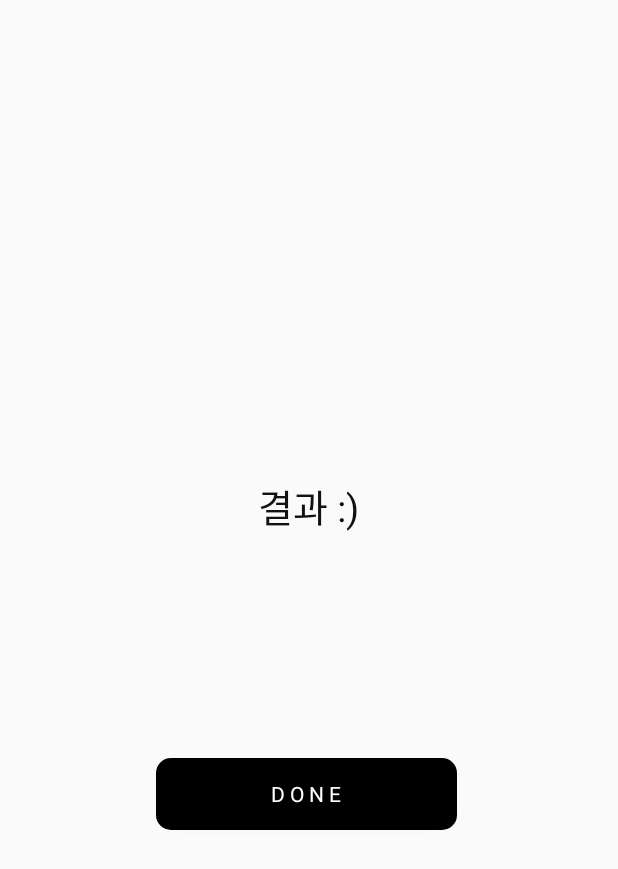
After one commit to pponyoponyo/PBL2Final, an Android app: the PushActivity screen opened directly, with no data from a screen before it, on a phone screen of 412 x 824 dp. The commit adds this screen. Shown: the top 869 px of the screen. Run offline under Robolectric (Android 15) with nearby library versions, the phone set to English and light mode, and no system bars; Roboto replaces fonts that are not available here; 1 statement that could not run was skipped.

Commit message:
코드 정리중 1

```diff
--- a/app/src/main/AndroidManifest.xml
+++ b/app/src/main/AndroidManifest.xml
@@ -11,7 +11,16 @@
         android:roundIcon="@mipmap/ic_launcher_round"
         android:supportsRtl="true"
         android:theme="@style/AppTheme">
-        <activity android:name=".Activity.ResultActivity"></activity>
+        <activity android:name=".Activity.PushActivity">
+            <intent-filter>
+                <action android:name="android.intent.action.SEND" />
+
+                <category android:name="android.intent.category.DEFAULT" />
+
+                <data android:mimeType="text/plain" />
+            </intent-filter>
+        </activity>
+        <activity android:name=".Activity.ResultActivity" />
         <activity android:name=".Activity.ProcessActivity" />
         <activity
             android:name=".Activity.PopupActivity"
@@ -25,15 +34,7 @@
             </intent-filter>
         </activity>
         <activity android:name=".Activity.MainActivity">
-            <intent-filter>
-                <action android:name="android.intent.action.SEND" />
-
-                <category android:name="android.intent.category.DEFAULT" />
-
-                <data android:mimeType="text/plain" />
-            </intent-filter>
         </activity>
     </application>
 
-
 </manifest>
--- a/app/src/main/java/com/example/pbl2final/Activity/MainActivity.java
+++ b/app/src/main/java/com/example/pbl2final/Activity/MainActivity.java
@@ -27,7 +27,7 @@ public class MainActivity extends BaseActivity {
         FirebaseDatabase database = FirebaseDatabase.getInstance();
         DatabaseReference dbRef = database.getReference("DB");
 
-        int n =0 ;
+        int n =6 ;
         dbRef.child("URL"+n).setValue("diaryofagameaddict.com\n");
         n++;
         dbRef.child("URL"+n).setValue("espdesign.com.au\n");
@@ -41,20 +41,6 @@ public class MainActivity extends BaseActivity {
         dbRef.child("URL"+n).setValue("tubemoviez.com\n");
         n++;
 */
-
-        //공유 기능으로 url data 받기
-        Intent intent = getIntent();
-        String action = intent.getAction();
-        String type = intent.getType();
-
-        if (Intent.ACTION_SEND.equals(action) && type != null) {
-            if ("text/plain".equals(type)) {
-                String sharedText = intent.getStringExtra(Intent.EXTRA_TEXT);    // 가져온 인텐트의 텍스트 정보
-                inputUrl = sharedText;
-
-                sendUrl();
-            }
-        }
 
         findViewById(R.id.btnCheck).setOnClickListener(new View.OnClickListener() {
             @Override
--- /dev/null
+++ b/app/src/main/java/com/example/pbl2final/Activity/PushActivity.java
@@ -0,0 +1,40 @@
+package com.example.pbl2final.Activity;
+
+import android.content.Intent;
+import android.os.Bundle;
+import android.view.View;
+
+import com.example.pbl2final.R;
+
+public class PushActivity extends BaseActivity {
+
+    private String inputUrl;
+
+    @Override
+    protected void onCreate(Bundle savedInstanceState) {
+        super.onCreate(savedInstanceState);
+        setContentView(R.layout.activity_push);
+
+        //공유 기능으로 url data 받기
+        Intent intent = getIntent();
+        String action = intent.getAction();
+        String type = intent.getType();
+
+
+        if (Intent.ACTION_SEND.equals(action) && type != null) {
+            if ("text/plain".equals(type)) {
+                String sharedText = intent.getStringExtra(Intent.EXTRA_TEXT);    // 가져온 인텐트의 텍스트 정보
+                inputUrl = sharedText;
+
+            }
+        }
+
+        findViewById(R.id.btnDone).setOnClickListener(new View.OnClickListener() {
+            @Override
+            public void onClick(View view) {
+                finish();
+            }
+        });
+
+    }
+}
--- /dev/null
+++ b/app/src/main/res/layout/activity_push.xml
@@ -0,0 +1,41 @@
+<?xml version="1.0" encoding="utf-8"?>
+<RelativeLayout
+    xmlns:android="http://schemas.android.com/apk/res/android"
+    android:layout_width="350dp"
+    android:layout_height="350dp"
+    android:layout_gravity="center"
+    android:layout_centerInParent="true"
+    android:orientation="vertical">
+
+    <TextView
+        android:id="@+id/pushNotice"
+        android:layout_width="match_parent"
+        android:layout_height="wrap_content"
+        android:layout_alignParentStart="true"
+        android:layout_alignParentTop="true"
+        android:layout_marginStart="0dp"
+        android:layout_marginTop="81dp"
+        android:gravity="center"
+        android:paddingLeft="10dp"
+        android:paddingRight="10dp"
+        android:text="결과 :)"
+        android:textColor="@color/colorBlack"
+        android:textSize="25dp"
+        />
+
+    <Button
+        android:id="@+id/btnDone"
+        android:layout_width="201dp"
+        android:layout_height="wrap_content"
+        android:layout_alignParentStart="true"
+        android:layout_alignParentEnd="true"
+        android:layout_alignParentBottom="true"
+        android:layout_centerHorizontal="true"
+        android:layout_marginStart="73dp"
+        android:layout_marginEnd="76dp"
+        android:layout_marginBottom="33dp"
+        android:background="@drawable/btncorner"
+        android:text="d o n e"
+        android:textColor="@color/colorWhite" />
+
+</RelativeLayout>
```
